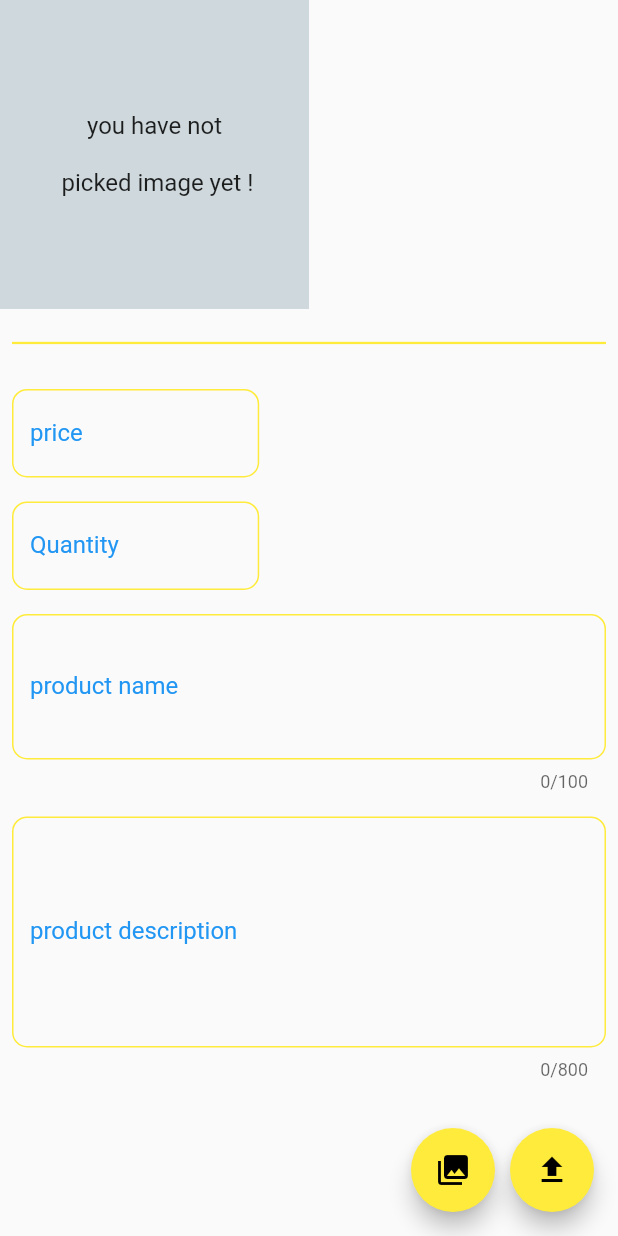
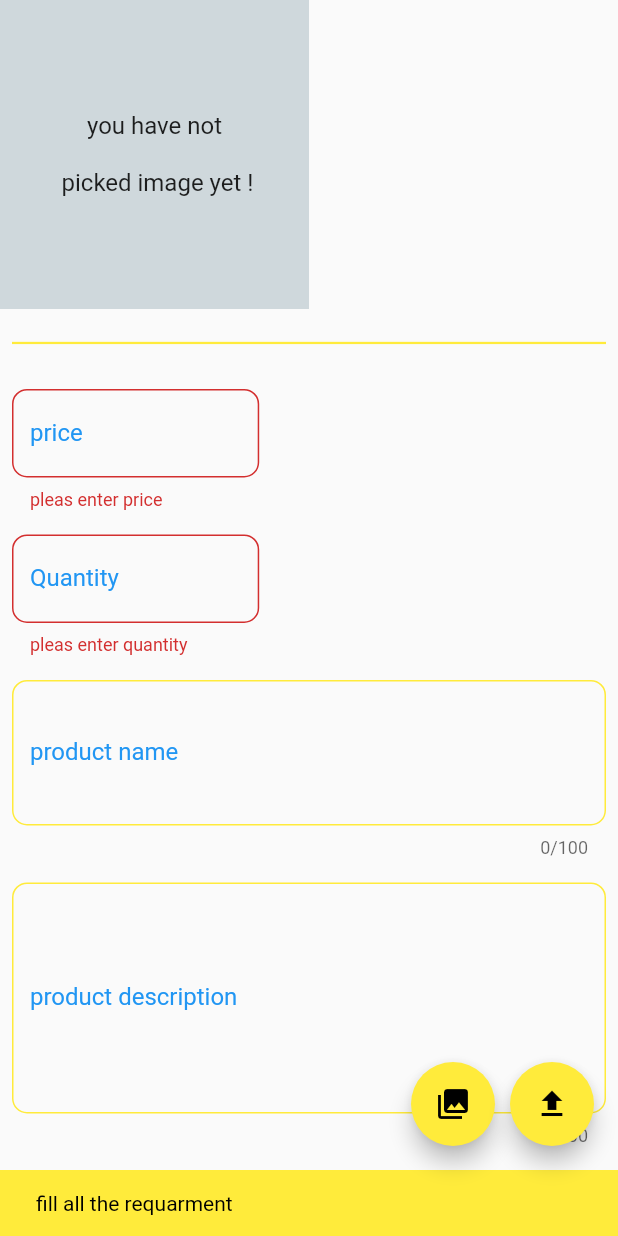
Before and after one commit to balgovind866/RRconstruction, a Flutter app: the ProjectAdd screen opened directly, after a tap on the "upload" icon, on a phone screen of 412 x 824 dp. Run offline on Flutter 3.47's test engine with Material 2 defaults, Android fonts, the phone set to English and light mode, and no system bars; our stand-ins replace cloud_firestore, firebase_auth, firebase_core, flutter_screenutil, google_sign_in, image_picker; accounts and stored records are empty.

Commit message:
third commit when app image picker

```diff
--- a/lib/pagelogin/add_project.dart
+++ b/lib/pagelogin/add_project.dart
@@ -1,7 +1,10 @@
+import 'dart:io';
 
+import 'package:cloud_firestore/cloud_firestore.dart';
 import 'package:flutter/cupertino.dart';
 import 'package:flutter/material.dart';
 import 'package:flutter_screenutil/flutter_screenutil.dart';
+import 'package:image_picker/image_picker.dart';
 
 class ProjectAdd extends StatefulWidget {
   const ProjectAdd({Key? key}) : super(key: key);
@@ -11,31 +14,111 @@ class ProjectAdd extends StatefulWidget {
 }
 
 class _ProjectAddState extends State<ProjectAdd> {
+  final GlobalKey<FormState> _formkey = GlobalKey<FormState>();
+  final GlobalKey<ScaffoldMessengerState> _scafoldkey =
+      GlobalKey<ScaffoldMessengerState>();
+
+  double? price = 0.0;
+  int? Quantity = 0;
+  String? product_name = '';
+  String? description = '';
+
+  void uploadproduct() {
+    if (_formkey.currentState!.validate()) {
+      _formkey.currentState?.save();
+      print('valid all requerment');
+      print(price);
+      print(Quantity);
+      print(product_name);
+      print(description);
+    } else {
+      _scafoldkey.currentState?.showSnackBar(SnackBar(
+        content: Text(
+          'fill all the requarment ',
+          style: TextStyle(color: Colors.black),
+        ),
+        duration: Duration(seconds: 3),
+        backgroundColor: Colors.yellow,
+      ));
+    }
+  }
+
+  final ImagePicker _picker = ImagePicker();
+  List<XFile>? imagesFileList = [];
+  dynamic _pickedImageError;
+
+  void pickProductImages() async {
+    try {
+      final pickedImages = await _picker.pickMultiImage(
+          maxHeight: 400, maxWidth: 400, imageQuality: 95);
+      setState(() {
+        imagesFileList = pickedImages;
+      });
+    } catch (e) {
+      setState(() {
+        _pickedImageError = e;
+      });
+      print(_pickedImageError);
+    }
+  }
+
+  Widget previewImages() {
+    if (imagesFileList!.isNotEmpty) {
+      return ListView.builder(
+          itemCount: imagesFileList!.length,
+          itemBuilder: (context, index) {
+            return Image.file(File(imagesFileList![index].path));
+          });
+    } else {
+      return const Center(
+          child: const Center(
+        child: Text(
+          'you have not \n\n picked image yet ! ',
+          textAlign: TextAlign.center,
+          style: TextStyle(fontSize: 16),
+        ),
+      ));
+    }
+  }
+
   @override
   Widget build(BuildContext context) {
-    return Scaffold(
+    return ScaffoldMessenger(
+      key: _scafoldkey,
+      child: Scaffold(
         body: SafeArea(
           child: SingleChildScrollView(
             reverse: true,
             keyboardDismissBehavior: ScrollViewKeyboardDismissBehavior.onDrag,
+            child: Form(
+              autovalidateMode: AutovalidateMode.always,
+              key: _formkey,
               child: Column(
                 crossAxisAlignment: CrossAxisAlignment.start,
                 children: [
-
-            Row(children: [
+                  Row(
+                    children: [
+                      Stack(children: [
                         Container(
                           color: Colors.blueGrey.shade100,
-                height: MediaQuery.of(context).size.width *0.5,
-                width: MediaQuery.of(context).size.width *0.5,
-                child: const Center(child: Text('you have not \n\n picked image yet ! ',
+                          height: MediaQuery.of(context).size.width * 0.5,
+                          width: MediaQuery.of(context).size.width * 0.5,
+                          child: imagesFileList != null
+                              ? previewImages()
+                              : const Center(
+                                  child: Text(
+                                    'you have not \n\n picked image yet ! ',
                                     textAlign: TextAlign.center,
                                     style: TextStyle(fontSize: 16),
-                ),),
+                                  ),
+                                ),
+                        ),
 
-              )
-            ],),
+                      ]),
+                    ],
+                  ),
                   Padding(
-                 padding:EdgeInsets.all(8),
+                    padding: EdgeInsets.all(8),
                     child: SizedBox(
                       height: 30.h,
                       child: Divider(
@@ -45,26 +128,48 @@ class _ProjectAddState extends State<ProjectAdd> {
                     ),
                   ),
                   Padding(
-              padding:EdgeInsets.all(8),
-
+                    padding: EdgeInsets.all(8),
                     child: SizedBox(
-                width: MediaQuery.of(context).size.width*0.4,
+                      width: MediaQuery.of(context).size.width * 0.4,
                       child: TextFormField(
-                  keyboardType: TextInputType.numberWithOptions(decimal: true),
+                        validator: (value) {
+                          if (value!.isEmpty) {
+                            return "pleas enter price";
+                          } else if (value.isValidQuantity() != true) {
+                            return 'not valid quantity';
+                          } else {
+                            return null;
+                          }
+                        },
+                        onSaved: (value) {
+                          price = double.parse(value!);
+                        },
+                        keyboardType:
+                            TextInputType.numberWithOptions(decimal: true),
                         decoration: textFormDecoration.copyWith(
-                  labelText: 'price',
+                          labelText: 'price ',
                           hintText: 'price...\$',
                         ),
                       ),
                     ),
                   ),
-
                   Padding(
-                padding:EdgeInsets.all(8),
-
+                    padding: EdgeInsets.all(8),
                     child: SizedBox(
-                  width: MediaQuery.of(context).size.width*0.4,
+                      width: MediaQuery.of(context).size.width * 0.4,
                       child: TextFormField(
+                        validator: (value) {
+                          if (value!.isEmpty) {
+                            return "pleas enter quantity";
+                          } else if (value.isValidQuantity() != true) {
+                            return 'not valid quantity';
+                          } else {
+                            return null;
+                          }
+                        },
+                        onSaved: (val) {
+                          Quantity = int.parse(val!);
+                        },
                         keyboardType: TextInputType.number,
                         decoration: textFormDecoration.copyWith(
                           labelText: 'Quantity',
@@ -74,11 +179,13 @@ class _ProjectAddState extends State<ProjectAdd> {
                     ),
                   ),
                   Padding(
-                padding:EdgeInsets.all(8),
-
+                    padding: EdgeInsets.all(8),
                     child: SizedBox(
                       width: MediaQuery.of(context).size.width,
                       child: TextFormField(
+                        onSaved: (value) {
+                          product_name = value;
+                        },
                         maxLength: 100,
                         maxLines: 3,
                         decoration: textFormDecoration.copyWith(
@@ -89,11 +196,13 @@ class _ProjectAddState extends State<ProjectAdd> {
                     ),
                   ),
                   Padding(
-                padding:EdgeInsets.all(8),
-
+                    padding: EdgeInsets.all(8),
                     child: SizedBox(
                       width: MediaQuery.of(context).size.width,
                       child: TextFormField(
+                        onSaved: (value) {
+                          description = value;
+                        },
                         maxLength: 800,
                         maxLines: 6,
                         decoration: textFormDecoration.copyWith(
@@ -107,49 +216,68 @@ class _ProjectAddState extends State<ProjectAdd> {
               ),
             ),
           ),
-      floatingActionButton:Row (
+        ),
+        floatingActionButton: Row(
           mainAxisAlignment: MainAxisAlignment.end,
           children: [
             Padding(
               padding: EdgeInsets.only(right: 10),
-            child: FloatingActionButton(onPressed:(){},
+              child: FloatingActionButton(
+                onPressed: imagesFileList!.isEmpty
+                    ? () {
+                        pickProductImages();
+                      }
+                    : () {
+                        setState(() {
+                          imagesFileList = [];
+                        });
+                      },
                 backgroundColor: Colors.yellow,
-              child: Icon(
+                child: imagesFileList!.isEmpty
+                    ? Icon(
                         Icons.photo_library,
                         color: Colors.black,
-              ),
-
+                      )
+                    : Icon(
+                        Icons.delete_forever,
+                        color: Colors.black,
                       ),
               ),
-          FloatingActionButton(onPressed:(){},
+            ),
+            FloatingActionButton(
+              onPressed: uploadproduct,
               backgroundColor: Colors.yellow,
               child: Icon(
                 Icons.upload,
                 color: Colors.black,
               ),
-
             ),
           ],
-
         ),
-
-
+      ),
     );
   }
 }
-var textFormDecoration=InputDecoration(
-  labelText: 'price',hintText: 'price...\$',
+
+var textFormDecoration = InputDecoration(
+  labelText: 'price',
+  hintText: 'price...\$',
   labelStyle: TextStyle(color: Colors.blue),
-
   border: OutlineInputBorder(
     borderRadius: BorderRadius.circular(10),
   ),
   enabledBorder: OutlineInputBorder(
-      borderSide: BorderSide(color: Colors.yellow,width: 1),
+      borderSide: BorderSide(color: Colors.yellow, width: 1),
       borderRadius: BorderRadius.circular(10)),
   focusedBorder: OutlineInputBorder(
-      borderSide: BorderSide(color: Colors.indigoAccent,width: 2),
+    borderSide: BorderSide(color: Colors.indigoAccent, width: 2),
     borderRadius: BorderRadius.circular(10),
-
   ),
 );
+
+extension QuantityValidator on String {
+  bool isValidQuantity() {
+    return RegExp(r'^((([1-9][0-9]*[\.]*)||([0][\.]*))([0-9]{1,2}))$')
+        .hasMatch(this);
+  }
+}
--- a/pubspec.yaml
+++ b/pubspec.yaml
@@ -37,6 +37,8 @@ dependencies:
   google_sign_in: ^5.4.1
   flutter_screenutil: ^5.5.4
   phone_number: ^1.0.0
+  image_picker_ios: ^0.8.6+1
+
 
 
 
@@ -49,6 +51,7 @@ dependencies:
   # The following adds the Cupertino Icons font to your application.
   # Use with the CupertinoIcons class for iOS style icons.
   cupertino_icons: ^1.0.2
+  image_picker: ^0.8.6
 
 dev_dependencies:
   flutter_test:
```
Also changed, not shown: pubspec.lock, 2 other files. Lines whose indentation alone changed are shown as unchanged.
